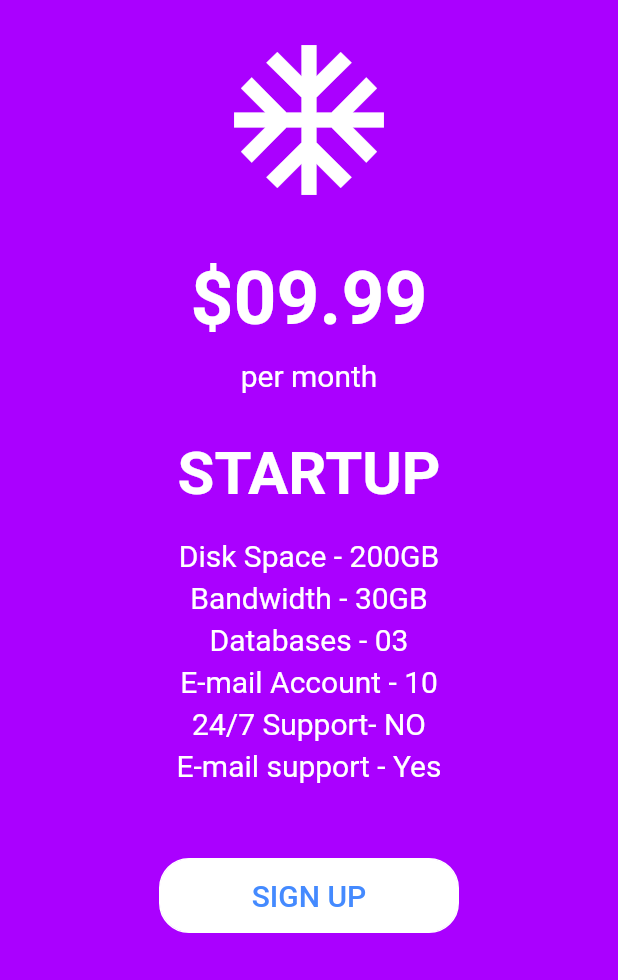
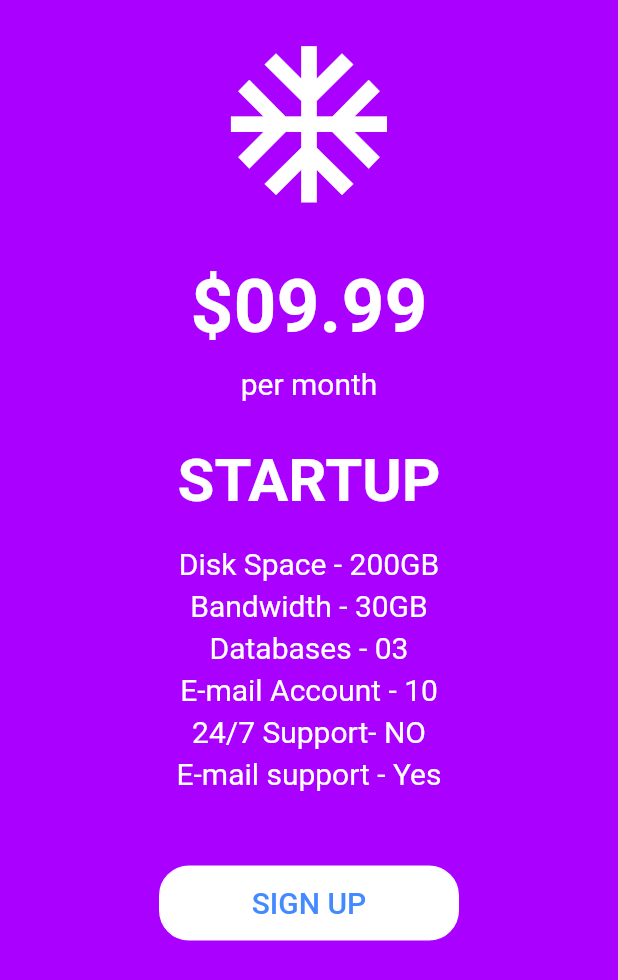
Before and after one commit to Hobashola/fifteen3, a Flutter app: the screen it shows after launch, on a phone screen of 412 x 824 dp. Shown: the top 980 px of the screen. Run offline on Flutter 3.47's test engine with Material 2 defaults, Android fonts, the phone set to English and light mode, and no system bars.

Commit message:
initial commit

```diff
--- a/lib/main.dart
+++ b/lib/main.dart
@@ -17,6 +17,7 @@ class MyApp extends StatelessWidget {
         primarySwatch: Colors.blue,
       ),
       home: HomePage(),
+      debugShowCheckedModeBanner: false,
 
     );
   }
@@ -58,7 +59,7 @@ class Image extends StatelessWidget {
               padding: EdgeInsets.only(top: 10),
               child: Icon(
                 Icons.ac_unit_outlined,
-                size: 120,
+                size: 125,
                 color: Colors.white,
               ),
 
```
